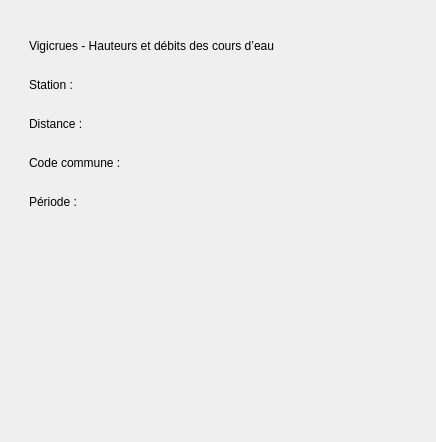
First picture: the form in ProjetsCPP/GeoStation_Projet/vigicruesmosaicwidget.ui, repository CALF75/FormationAJC, before the edit.
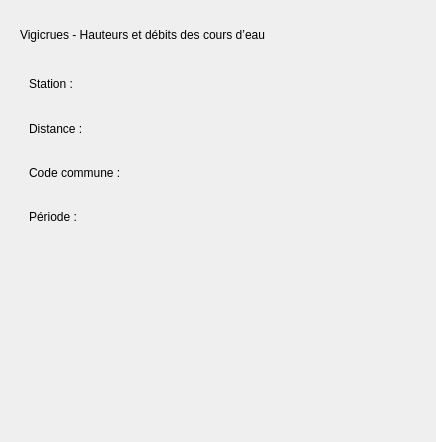
Second picture: the form after the edit. Custom widgets are drawn as their Qt base class.

Diff of the .ui file:
```diff
--- a/ProjetsCPP/GeoStation_Projet/vigicruesmosaicwidget.ui
+++ b/ProjetsCPP/GeoStation_Projet/vigicruesmosaicwidget.ui
@@ -23,25 +23,22 @@
    <item row="0" column="0">
     <widget class="WidgetStyleSheet" name="widget_2" native="true">
      <layout class="QGridLayout" name="gridLayout_3">
-      <item row="0" column="0">
+      <item row="1" column="0">
        <widget class="QWidget" name="widget" native="true">
         <layout class="QGridLayout" name="gridLayout">
          <item row="0" column="0">
           <layout class="QVBoxLayout" name="verticalLayout_2">
            <item>
             <layout class="QVBoxLayout" name="verticalLayout">
-             <item>
-              <widget class="QLabel" name="label_4">
-               <property name="text">
-                <string>Vigicrues - Hauteurs et débits des cours d’eau</string>
-               </property>
-              </widget>
-             </item>
              <item>
               <widget class="QLabel" name="label">
                <property name="enabled">
                 <bool>true</bool>
                </property>
+               <property name="styleSheet">
+                <string notr="true">background-color:none;
+border:none;</string>
+               </property>
                <property name="text">
                 <string>Station :</string>
                </property>
@@ -49,6 +46,10 @@
              </item>
              <item>
               <widget class="QLabel" name="label_5">
+               <property name="styleSheet">
+                <string notr="true">background-color:none;
+border:none;</string>
+               </property>
                <property name="text">
                 <string>Distance :</string>
                </property>
@@ -56,6 +57,10 @@
              </item>
              <item>
               <widget class="QLabel" name="label_2">
+               <property name="styleSheet">
+                <string notr="true">background-color:none;
+border:none;</string>
+               </property>
                <property name="text">
                 <string>Code commune :</string>
                </property>
@@ -63,6 +68,10 @@
              </item>
              <item>
               <widget class="QLabel" name="label_3">
+               <property name="styleSheet">
+                <string notr="true">background-color:none;
+border:none;</string>
+               </property>
                <property name="text">
                 <string>Période :</string>
                </property>
@@ -78,24 +87,43 @@
         </layout>
        </widget>
       </item>
+      <item row="0" column="0">
+       <widget class="QLabel" name="label_4">
+        <property name="minimumSize">
+         <size>
+          <width>0</width>
+          <height>20</height>
+         </size>
+        </property>
+        <property name="maximumSize">
+         <size>
+          <width>16777215</width>
+          <height>30</height>
+         </size>
+        </property>
+        <property name="text">
+         <string>Vigicrues - Hauteurs et débits des cours d’eau</string>
+        </property>
+       </widget>
+      </item>
      </layout>
     </widget>
    </item>
   </layout>
  </widget>
  <customwidgets>
-  <customwidget>
-   <class>LineChartWidget</class>
-   <extends>QWidget</extends>
-   <header>linechartwidget.h</header>
-   <container>1</container>
-  </customwidget>
   <customwidget>
    <class>WidgetStyleSheet</class>
    <extends>QWidget</extends>
    <header>widgetstylesheet.h</header>
    <container>1</container>
   </customwidget>
+  <customwidget>
+   <class>LineChartWidget</class>
+   <extends>QWidget</extends>
+   <header>linechartwidget.h</header>
+   <container>1</container>
+  </customwidget>
  </customwidgets>
  <resources/>
  <connections/>
```
